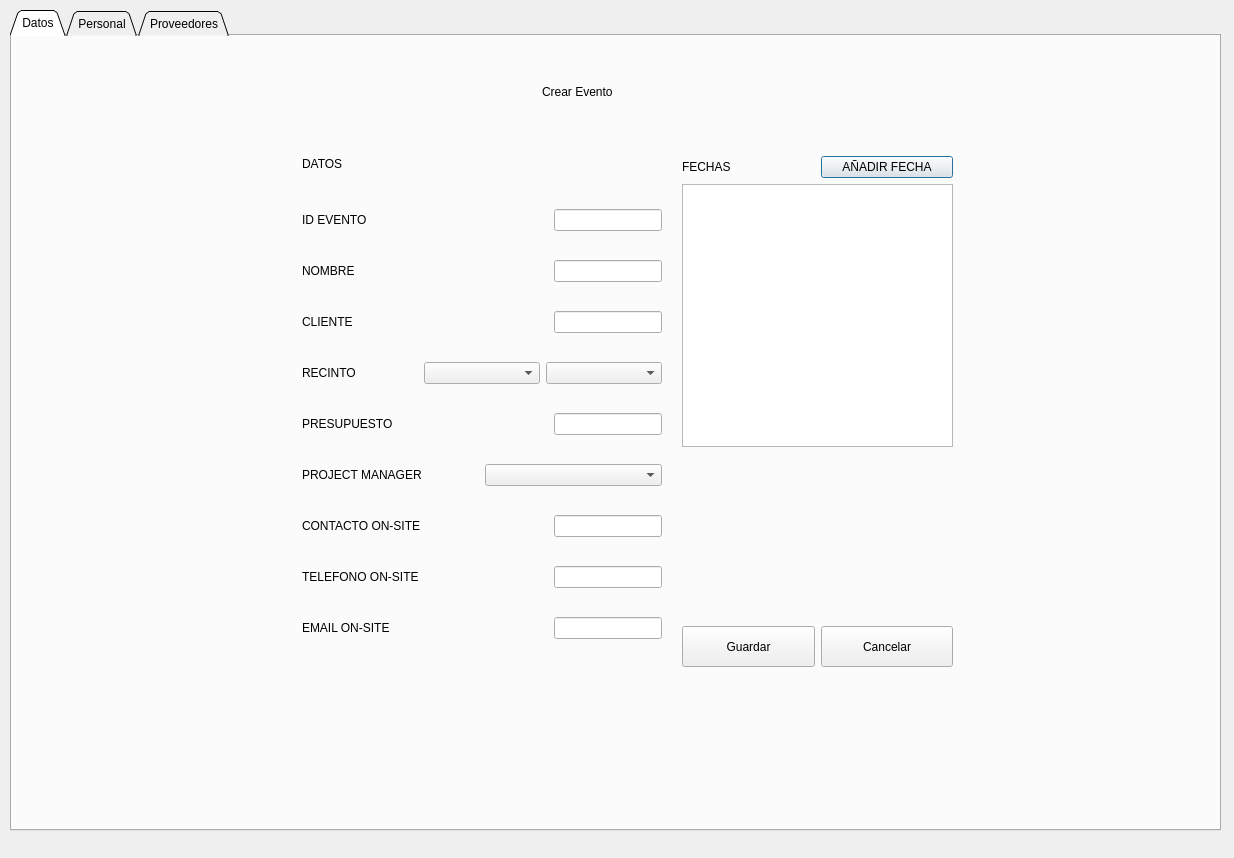
The window that elaleph/crearevento_ui.ui (Aleph1981/elaleph) describes before a commit, drawn with Qt 5.
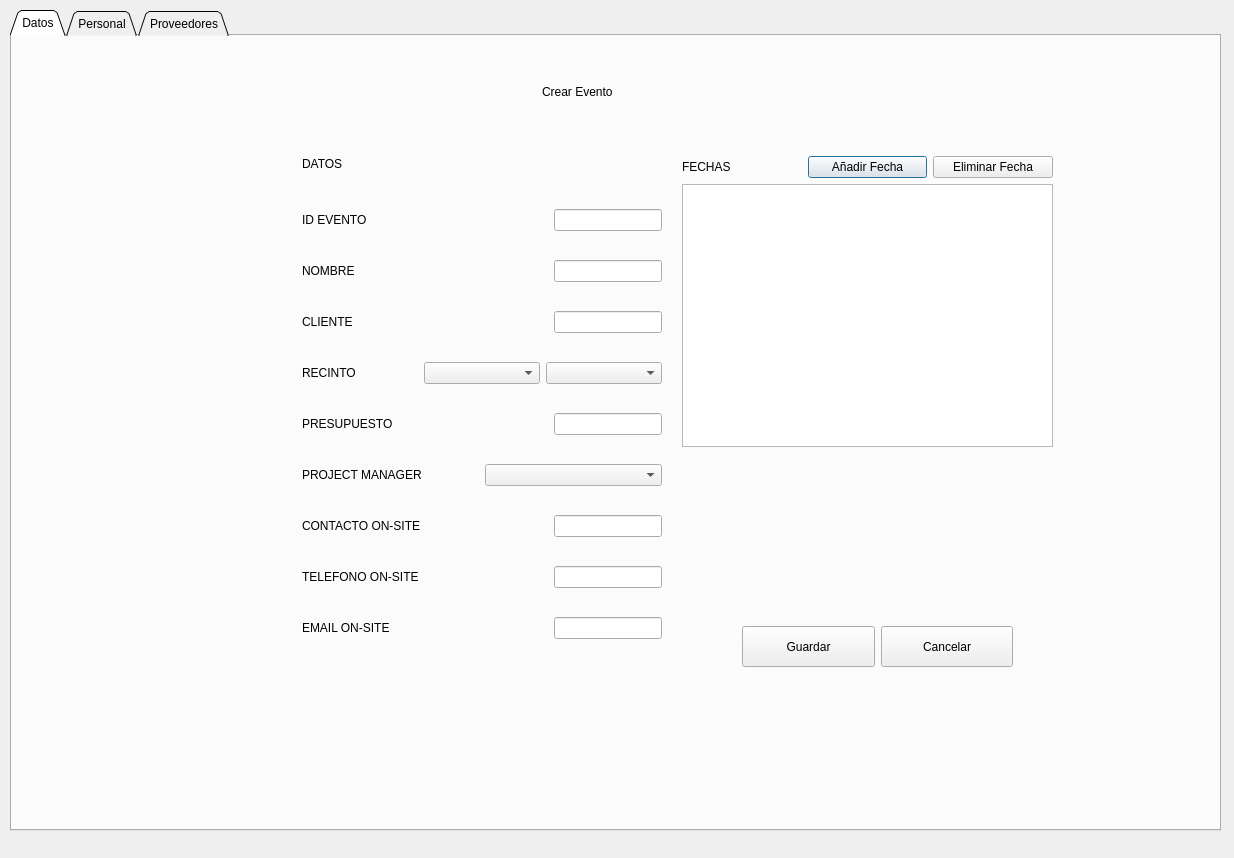
The same window after the commit.

```diff
--- a/elaleph/crearevento_ui.ui
+++ b/elaleph/crearevento_ui.ui
@@ -28,6 +28,9 @@
      <height>821</height>
     </rect>
    </property>
+   <property name="styleSheet">
+    <string notr="true"/>
+   </property>
    <property name="tabShape">
     <enum>QTabWidget::Triangular</enum>
    </property>
@@ -258,7 +261,7 @@
       <rect>
        <x>670</x>
        <y>120</y>
-       <width>271</width>
+       <width>371</width>
        <height>291</height>
       </rect>
      </property>
@@ -275,10 +278,17 @@
           </property>
          </widget>
         </item>
+        <item>
+         <widget class="QPushButton" name="buttonAddDate">
+          <property name="text">
+           <string>Añadir Fecha</string>
+          </property>
+         </widget>
+        </item>
         <item>
          <widget class="QPushButton" name="button_fechas">
           <property name="text">
-           <string>AÑADIR FECHA</string>
+           <string>Eliminar Fecha</string>
           </property>
          </widget>
         </item>
@@ -321,10 +331,10 @@
       <string>Crear Evento</string>
      </property>
     </widget>
-    <widget class="QWidget" name="">
+    <widget class="QWidget" name="layoutWidget">
      <property name="geometry">
       <rect>
-       <x>670</x>
+       <x>730</x>
        <y>590</y>
        <width>271</width>
        <height>41</height>
```
Left out of the diff: 37 changed lines with no effect on the pictures.
